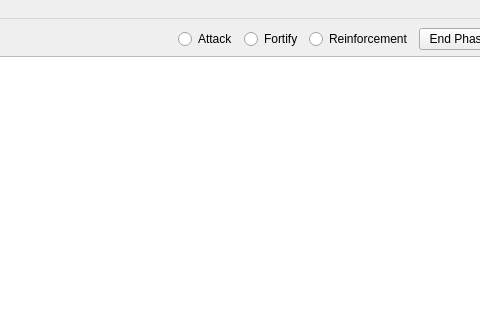
Above: gui/mainscreen.ui from TaimoorRana/Risk before the change; both pictures show x 179 to 659 and y 0 to 320 of the 1034 by 730 pixel window. Below: the same form after it.
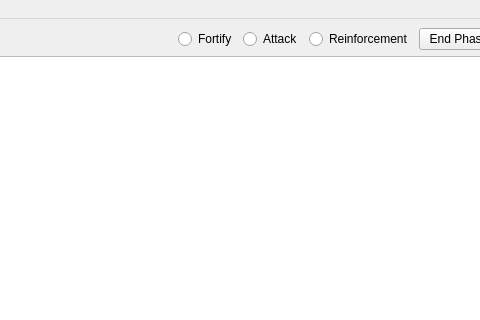
That is the form after the change.

Diff of the .ui file:
```diff
--- a/gui/mainscreen.ui
+++ b/gui/mainscreen.ui
@@ -38,9 +38,9 @@
            </spacer>
           </item>
           <item>
-           <widget class="QRadioButton" name="attackRadio">
+           <widget class="QRadioButton" name="fortifyRadio">
             <property name="text">
-             <string>Attack</string>
+             <string>Fortify</string>
             </property>
             <attribute name="buttonGroup">
              <string notr="true">buttonGroup</string>
@@ -48,9 +48,9 @@
            </widget>
           </item>
           <item>
-           <widget class="QRadioButton" name="fortifyRadio">
+           <widget class="QRadioButton" name="attackRadio">
             <property name="text">
-             <string>Fortify</string>
+             <string>Attack</string>
             </property>
             <attribute name="buttonGroup">
              <string notr="true">buttonGroup</string>
```
